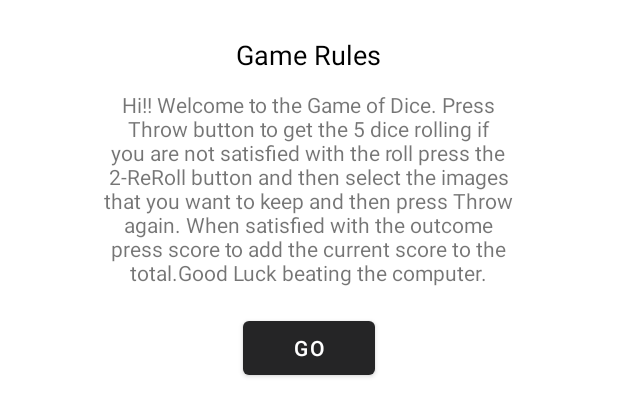
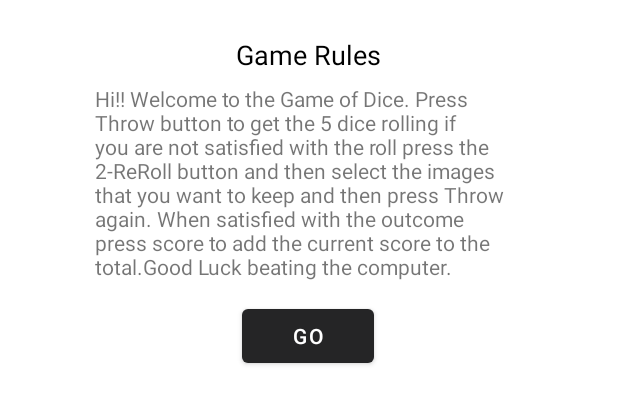
Before and after one commit to Danishkar/dice-game, an Android app: the layout game_rule_layout.xml on its own in the app's theme, with its tools: preview values and no code run, on a phone screen of 412 x 824 dp. Shown: the top 416 px of the screen. Run offline under Robolectric (Android 15) with nearby library versions, the phone set to English and light mode, and no system bars.

Commit message:
code cleanup #2

```diff
--- a/app/src/main/res/layout/game_rule_layout.xml
+++ b/app/src/main/res/layout/game_rule_layout.xml
@@ -22,11 +22,10 @@
         android:id="@+id/textView9"
         android:layout_width="285dp"
         android:layout_height="147dp"
-        android:layout_marginTop="60dp"
-        android:gravity="center_horizontal"
+        android:layout_marginTop="48dp"
+        android:gravity="center_vertical"
         android:text="Hi!! Welcome to the Game of Dice. Press Throw button to get the 5 dice rolling if you are not satisfied with the roll press the 2-ReRoll button and then select the images that you want to keep and then press Throw again. When satisfied with the outcome press score to add the current score to the total.Good Luck beating the computer."
         app:layout_constraintEnd_toEndOf="parent"
-        app:layout_constraintHorizontal_bias="0.495"
         app:layout_constraintStart_toStartOf="parent"
         app:layout_constraintTop_toTopOf="parent" />
 
@@ -34,10 +33,10 @@
         android:id="@+id/gameRuleButton"
         android:layout_width="wrap_content"
         android:layout_height="wrap_content"
-        android:layout_marginTop="208dp"
+        android:layout_marginTop="200dp"
         android:text="Go"
         app:layout_constraintEnd_toEndOf="parent"
-        app:layout_constraintHorizontal_bias="0.501"
+        app:layout_constraintHorizontal_bias="0.498"
         app:layout_constraintStart_toStartOf="parent"
         app:layout_constraintTop_toTopOf="parent" />
 </androidx.constraintlayout.widget.ConstraintLayout>
```
Also changed, not shown: app/src/main/java/com/example/mobile_cw_1/MainActivity.kt (+17 -0 lines), app/src/main/java/com/example/mobile_cw_1/MyArraySingleton.kt (deleted, +0 -16 lines), app/src/main/java/com/example/mobile_cw_1/NewGame.kt (+27 -9 lines).
